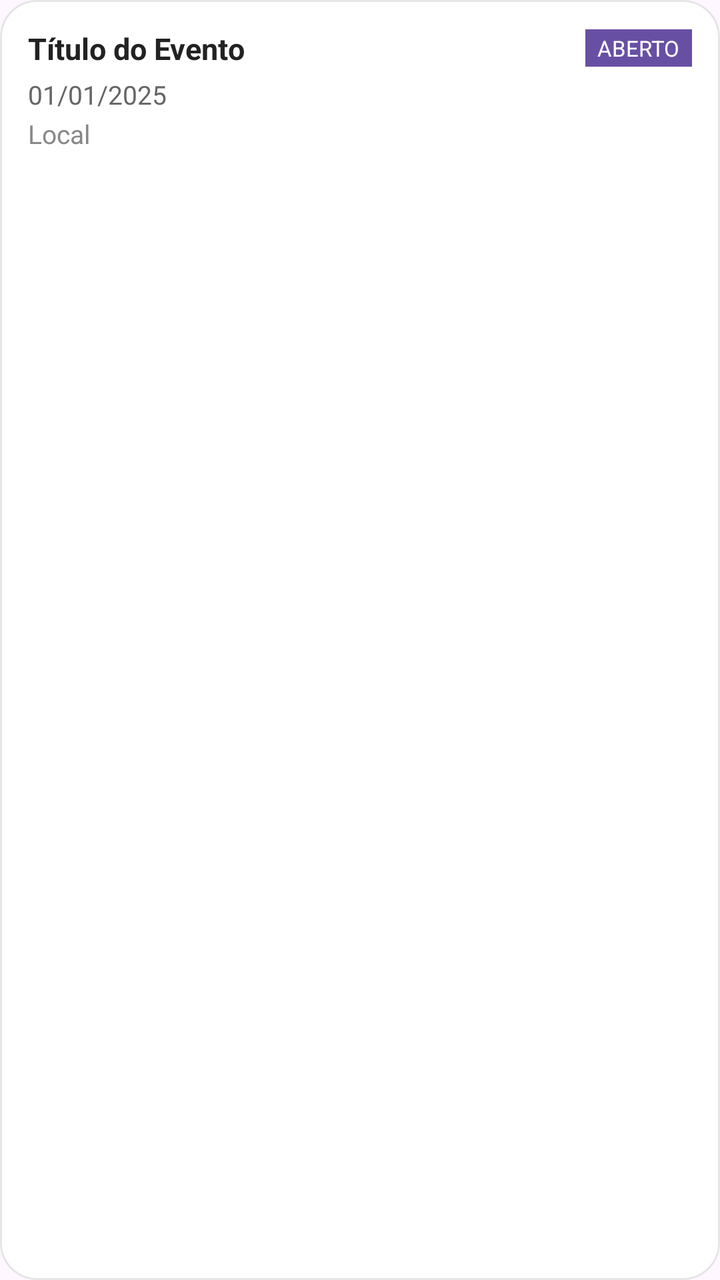
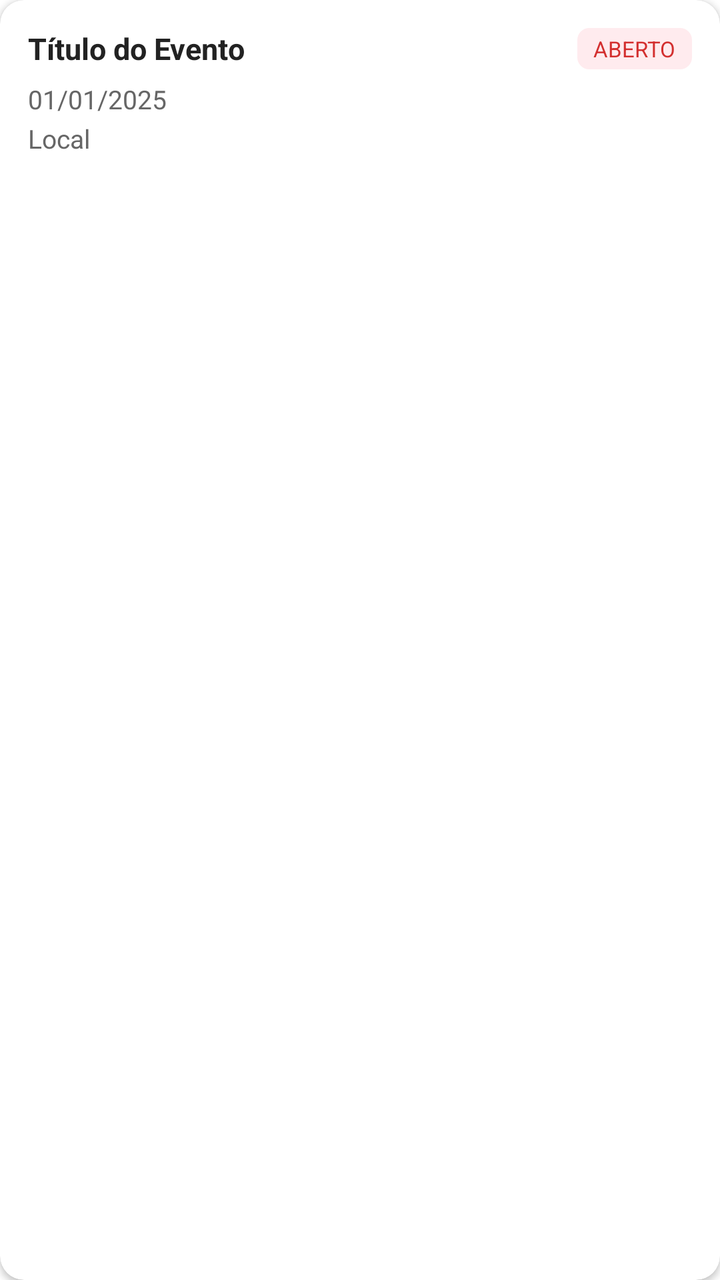

Compare the two renders of this Android layout. The source of the first and the diff that turns it into the second are given below.
<!-- AndroidManifest.xml: application theme Theme.Extensao -->
<!-- res/layout/item_historico_evento.xml -->
<?xml version="1.0" encoding="utf-8"?>
<LinearLayout xmlns:android="http://schemas.android.com/apk/res/android"
    android:orientation="vertical"
    android:background="@drawable/bg_card_evento"
    android:layout_width="match_parent"
    android:layout_height="wrap_content"
    android:layout_marginBottom="10dp"
    android:padding="14dp">

    <LinearLayout
        android:orientation="horizontal"
        android:layout_width="match_parent"
        android:layout_height="wrap_content"
        android:gravity="center_vertical"
        android:layout_marginBottom="4dp">

        <TextView
            android:id="@+id/txtHistoricoTitulo"
            android:layout_width="0dp"
            android:layout_height="wrap_content"
            android:layout_weight="1"
            android:text="Título do Evento"
            android:textSize="15sp"
            android:textStyle="bold"
            android:textColor="#222222" />

        <TextView
            android:id="@+id/txtHistoricoStatus"
            android:layout_width="wrap_content"
            android:layout_height="wrap_content"
            android:text="ABERTO"
            android:textSize="11sp"
            android:textColor="#FFFFFF"
            android:background="#6750A4"
            android:paddingStart="6dp"
            android:paddingEnd="6dp"
            android:paddingTop="2dp"
            android:paddingBottom="2dp" />

    </LinearLayout>

    <TextView
        android:id="@+id/txtHistoricoData"
        android:layout_width="match_parent"
        android:layout_height="wrap_content"
        android:text="01/01/2025"
        android:textSize="13sp"
        android:textColor="#666666"
        android:layout_marginBottom="2dp" />

    <TextView
        android:id="@+id/txtHistoricoLocal"
        android:layout_width="match_parent"
        android:layout_height="wrap_content"
        android:text="Local"
        android:textSize="13sp"
        android:textColor="#888888" />

</LinearLayout>
<!-- resources referenced by this layout -->
<resources>
  <!-- drawable bg_card_evento (drawable) -->
  <?xml version="1.0" encoding="utf-8"?>
  <shape xmlns:android="http://schemas.android.com/apk/res/android">
      <solid android:color="#FFFFFF"/>
      <corners android:radius="18dp"/>
      <stroke
          android:width="1dp"
          android:color="#E6E6E6"/>
      <padding
          android:left="16dp"
          android:top="16dp"
          android:right="16dp"
          android:bottom="16dp"/>
  </shape>
  <style name="Theme.Extensao" parent="Base.Theme.Extensao" />
  <style name="Base.Theme.Extensao" parent="Theme.Material3.DayNight.NoActionBar">
          
          
      </style>
</resources>

<!-- the commit's change to res/layout/item_historico_evento.xml (unified diff, before → after) -->
@@ -1,59 +1,69 @@
 <?xml version="1.0" encoding="utf-8"?>
-<LinearLayout xmlns:android="http://schemas.android.com/apk/res/android"
-    android:orientation="vertical"
-    android:background="@drawable/bg_card_evento"
+<androidx.cardview.widget.CardView xmlns:android="http://schemas.android.com/apk/res/android"
+    xmlns:app="http://schemas.android.com/apk/res-auto"
     android:layout_width="match_parent"
     android:layout_height="wrap_content"
     android:layout_marginBottom="10dp"
-    android:padding="14dp">
+    app:cardCornerRadius="12dp"
+    app:cardElevation="2dp"
+    app:cardBackgroundColor="@color/white">
 
     <LinearLayout
-        android:orientation="horizontal"
+        android:orientation="vertical"
         android:layout_width="match_parent"
         android:layout_height="wrap_content"
-        android:gravity="center_vertical"
-        android:layout_marginBottom="4dp">
+        android:padding="14dp">
+
+        <LinearLayout
+            android:orientation="horizontal"
+            android:layout_width="match_parent"
+            android:layout_height="wrap_content"
+            android:gravity="center_vertical"
+            android:layout_marginBottom="6dp">
+
+            <TextView
+                android:id="@+id/txtHistoricoTitulo"
+                android:layout_width="0dp"
+                android:layout_height="wrap_content"
+                android:layout_weight="1"
+                android:text="Título do Evento"
+                android:textSize="15sp"
+                android:textStyle="bold"
+                android:textColor="@color/text_primary"
+                android:layout_marginEnd="8dp" />
+
+            <TextView
+                android:id="@+id/txtHistoricoStatus"
+                android:layout_width="wrap_content"
+                android:layout_height="wrap_content"
+                android:text="ABERTO"
+                android:textSize="11sp"
+                android:textColor="@color/primary_red"
+                android:background="@drawable/bg_badge_red"
+                android:paddingStart="8dp"
+                android:paddingEnd="8dp"
+                android:paddingTop="3dp"
+                android:paddingBottom="3dp" />
+
+        </LinearLayout>
 
         <TextView
-            android:id="@+id/txtHistoricoTitulo"
-            android:layout_width="0dp"
+            android:id="@+id/txtHistoricoData"
+            android:layout_width="match_parent"
             android:layout_height="wrap_content"
-            android:layout_weight="1"
-            android:text="Título do Evento"
-            android:textSize="15sp"
-            android:textStyle="bold"
-            android:textColor="#222222" />
+            android:text="01/01/2025"
+            android:textSize="13sp"
+            android:textColor="@color/text_secondary"
+            android:layout_marginBottom="2dp" />
 
         <TextView
-            android:id="@+id/txtHistoricoStatus"
-            android:layout_width="wrap_content"
+            android:id="@+id/txtHistoricoLocal"
+            android:layout_width="match_parent"
             android:layout_height="wrap_content"
-            android:text="ABERTO"
-            android:textSize="11sp"
-            android:textColor="#FFFFFF"
-            android:background="#6750A4"
-            android:paddingStart="6dp"
-            android:paddingEnd="6dp"
-            android:paddingTop="2dp"
-            android:paddingBottom="2dp" />
+            android:text="Local"
+            android:textSize="13sp"
+            android:textColor="@color/text_secondary" />
 
     </LinearLayout>
 
-    <TextView
-        android:id="@+id/txtHistoricoData"
-        android:layout_width="match_parent"
-        android:layout_height="wrap_content"
-        android:text="01/01/2025"
-        android:textSize="13sp"
-        android:textColor="#666666"
-        android:layout_marginBottom="2dp" />
-
-    <TextView
-        android:id="@+id/txtHistoricoLocal"
-        android:layout_width="match_parent"
-        android:layout_height="wrap_content"
-        android:text="Local"
-        android:textSize="13sp"
-        android:textColor="#888888" />
-
-</LinearLayout>
+</androidx.cardview.widget.CardView>
<!-- resource entries referenced after the edit -->
@@ -1,23 +1,32 @@
 <!-- resources referenced by this layout -->
 <resources>
-  <!-- drawable bg_card_evento (drawable) -->
+  <color name="primary_red">#D32F2F</color>
+  <color name="text_primary">#222222</color>
+  <color name="text_secondary">#666666</color>
+  <color name="white">#FFFFFFFF</color>
+  <!-- drawable bg_badge_red (drawable) -->
   <?xml version="1.0" encoding="utf-8"?>
   <shape xmlns:android="http://schemas.android.com/apk/res/android">
-      <solid android:color="#FFFFFF"/>
-      <corners android:radius="18dp"/>
-      <stroke
-          android:width="1dp"
-          android:color="#E6E6E6"/>
-      <padding
-          android:left="16dp"
-          android:top="16dp"
-          android:right="16dp"
-          android:bottom="16dp"/>
+      <solid android:color="#FFEBEE"/>
+      <corners android:radius="6dp"/>
   </shape>
   <style name="Theme.Extensao" parent="Base.Theme.Extensao" />
-  <style name="Base.Theme.Extensao" parent="Theme.Material3.DayNight.NoActionBar">
+  <style name="Base.Theme.Extensao" parent="Theme.Material3.Light.NoActionBar">
+          <item name="colorPrimary">@color/primary_red</item>
+          <item name="colorPrimaryVariant">@color/primary_red_dark</item>
+          <item name="colorOnPrimary">@color/white</item>
+          <item name="colorSecondary">@color/primary_red</item>
+          <item name="colorOnSecondary">@color/white</item>
+          <item name="android:windowBackground">@color/white</item>
+          <item name="colorSurface">@color/white</item>
+          <item name="colorOnSurface">@color/text_primary</item>
           
-          
+          <item name="bottomNavigationStyle">@style/BottomNavStyle</item>
+      </style>
+  <color name="primary_red_dark">#B71C1C</color>
+  <style name="BottomNavStyle" parent="Widget.MaterialComponents.BottomNavigationView">
+          <item name="itemIconTint">@color/bottom_nav_color</item>
+          <item name="itemTextColor">@color/bottom_nav_color</item>
       </style>
 </resources>
 
